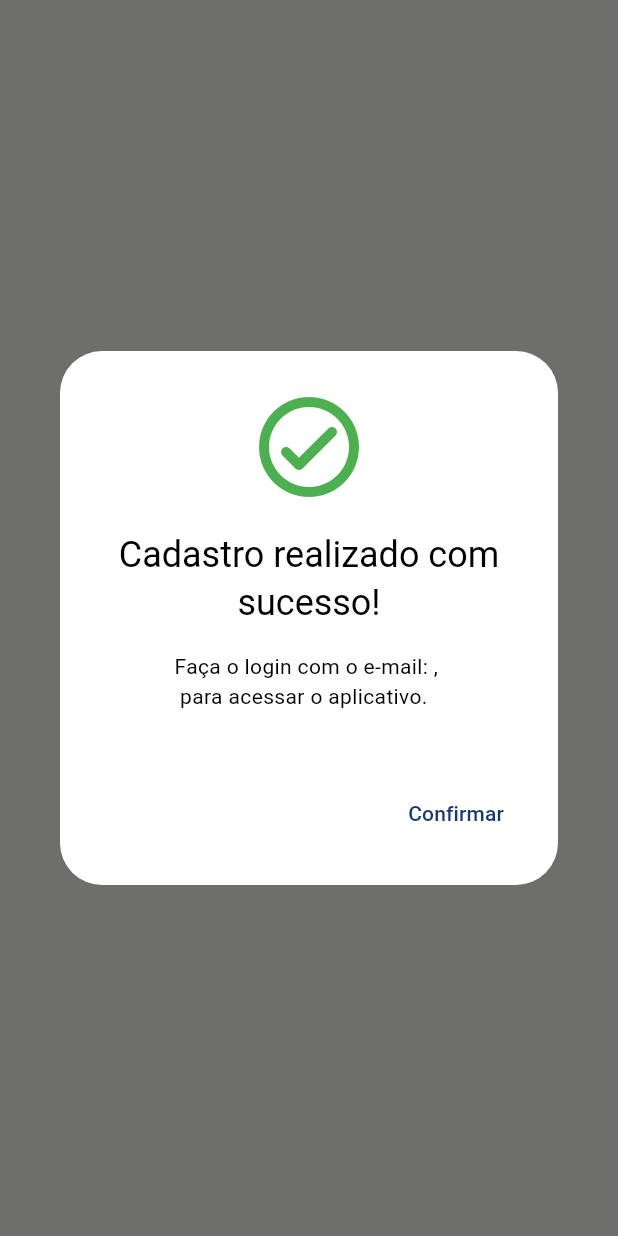
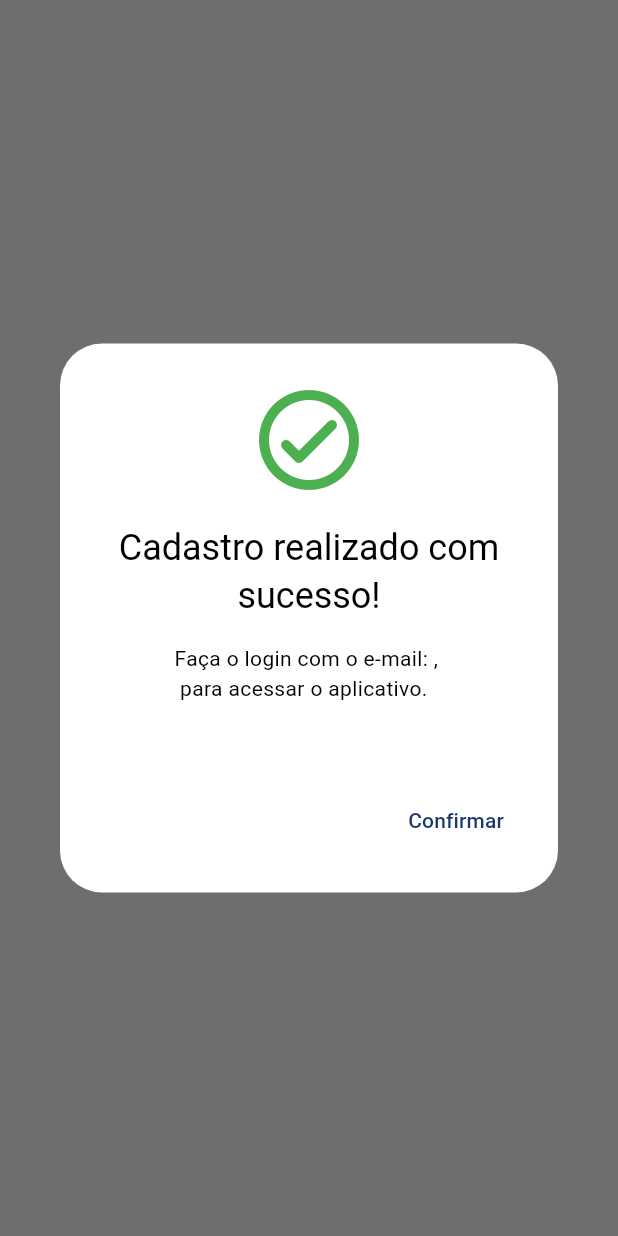
Before and after one commit to vilar95/mobile-sigma, a Flutter app: what showConfirmRegisterDialog() shows on an empty page, opened directly with empty values, on a phone screen of 412 x 824 dp. Run offline on Flutter 3.47's test engine with Material 3 defaults, Android fonts, the phone set to English and light mode, and no system bars; our stand-ins replace brasil_fields, dio, flutter_mobx, flutter_multi_formatter, mobx, shared_preferences; accounts and stored records are empty; generated files the repository leaves out were written again; network calls fail.

Commit message:
Remove overflow;

```diff
--- a/lib/screens/widgets/show_confirm_register_dialog.dart
+++ b/lib/screens/widgets/show_confirm_register_dialog.dart
@@ -18,7 +18,7 @@ showConfirmRegisterDialog({
           textAlign: TextAlign.center,
         ),
         content: SizedBox(
-          height: 60,
+          height: 70,
           child: Column(
             children: [
               Text.rich(
```
